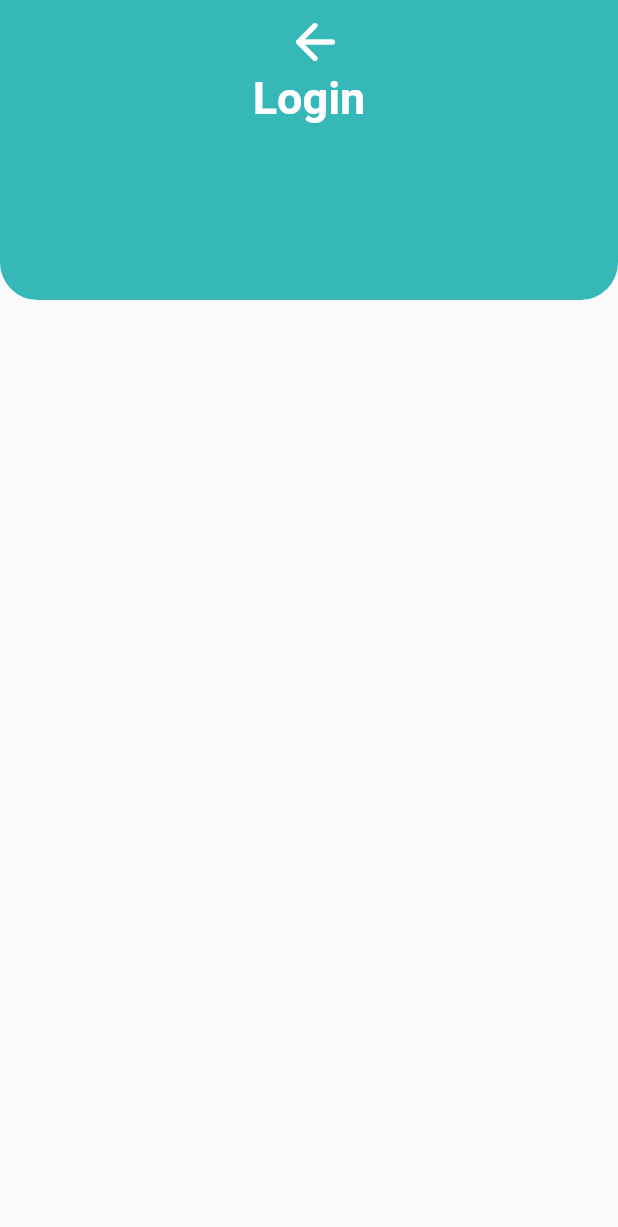
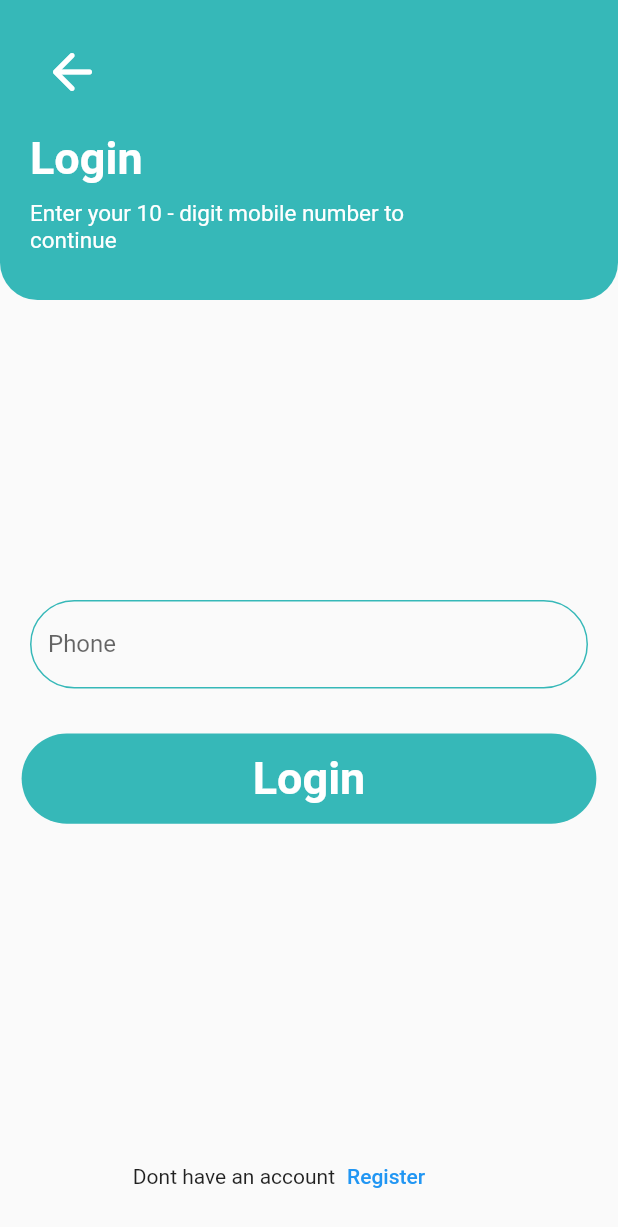
Before and after one commit to Mukhammadaliti/american_dream_messenger, a Flutter app: the screen it shows after launch, on a phone screen of 412 x 824 dp. Shown: the top 1227 px of the screen. Run offline on Flutter 3.47's test engine with Material 2 defaults, Android fonts, the phone set to English and light mode, and no system bars; our stand-ins replace animated_text_kit, get.

Commit message:
ui is finshed

```diff
--- a/lib/app/modules/log_in/views/log_in_view.dart
+++ b/lib/app/modules/log_in/views/log_in_view.dart
@@ -1,4 +1,7 @@
 import 'package:american_dream_messenger/app/constans/app_colors.dart';
+import 'package:american_dream_messenger/app/modules/sing_in/views/sing_in_view.dart';
+import 'package:american_dream_messenger/app/modules/welcom/views/welcom_view.dart';
+import 'package:american_dream_messenger/app/modules/welcom/widgets/register_widget.dart';
 import 'package:flutter/material.dart';
 
 import 'package:get/get.dart';
@@ -11,6 +14,7 @@ class LogInView extends GetView<LogInController> {
   Widget build(BuildContext context) {
     return Scaffold(
       body: Column(
+        // mainAxisAlignment: MainAxisAlignment.spaceAround,
         children: [
           Container(
             width: MediaQuery.of(context).size.width * 1.1,
@@ -21,14 +25,24 @@ class LogInView extends GetView<LogInController> {
                   bottomRight: Radius.circular(25)),
               color: AppColors.blueB8,
             ),
-          child: Column(children: [
+            child: Padding(
+              padding: const EdgeInsets.all(20.0),
+              child: Column(
+                  // mainAxisAlignment: MainAxisAlignment.start,
+                  crossAxisAlignment: CrossAxisAlignment.start,
+                  children: [
                     IconButton(
-                onPressed: () {},
+                        onPressed: () {
+                          Get.to(WelcomView());
+                        },
                         icon: Icon(
                           Icons.arrow_back_rounded,
                           size: 40,
                           color: AppColors.white,
                         )),
+                    SizedBox(
+                      height: 20,
+                    ),
                     Text(
                       "Login",
                       style: TextStyle(
@@ -36,9 +50,82 @@ class LogInView extends GetView<LogInController> {
                           color: AppColors.white,
                           fontWeight: FontWeight.w600),
                     ),
+                    SizedBox(
+                      height: 10,
+                    ),
+                    Text(
+                      """Enter your 10 - digit mobile number to                                                                   continue""",
+                      style: TextStyle(
+                        // letterSpacing: 3,
+                        fontSize: 15,
+                        color: AppColors.white,
+                      ),
+                    )
                   ]),
+            ),
+          ),
+          SizedBox(
+            height: 180,
+          ),
+          Padding(
+            padding: const EdgeInsets.all(20.0),
+            child: TextFormField(
+              style: TextStyle(decorationColor: AppColors.red),
+              decoration: InputDecoration(
+                filled: true,
+                fillColor: AppColors.transparent,
+                focusColor: AppColors.blueB8,
+                labelText: "Phone",
+                border: OutlineInputBorder(
+                  borderRadius: BorderRadius.circular(100),
+                ),
+                focusedBorder: OutlineInputBorder(
+                  borderRadius: BorderRadius.circular(100),
+                  borderSide: BorderSide(color: AppColors.blue, width: 2.0),
+                ),
+                enabledBorder: OutlineInputBorder(
+                  borderRadius: BorderRadius.circular(100),
+                  borderSide: BorderSide(color: AppColors.blueB8, width: 1.0),
+                ),
+              ),
+            ),
+          ),
+          SizedBox(
+            height: 10,
+          ),
+          InkWell(
+            onTap: () {},
+            child: Container(
+              decoration: BoxDecoration(
+                borderRadius: BorderRadius.circular(100),
+                color: AppColors.blueB8,
+              ),
+              width: MediaQuery.of(context).size.width * 0.93,
+              height: MediaQuery.of(context).size.height * 0.073,
+              child: Center(
+                child: Text(
+                  "Login",
+                  style: TextStyle(
+                      fontSize: 30,
+                      fontWeight: FontWeight.w700,
+                      color: AppColors.white),
+                ),
+              ),
+            ),
           )
         ],
-    ));
+      ),
+      floatingActionButton: Row(
+        mainAxisAlignment: MainAxisAlignment.center,
+        children: [
+          Text("Dont have an account"),
+          TextButton(
+              onPressed: () {
+                Get.to(SingInView());
+              },
+              child: Text("Register"))
+        ],
+      ),
+    );
   }
 }
```
Lines whose indentation alone changed are shown as unchanged.
